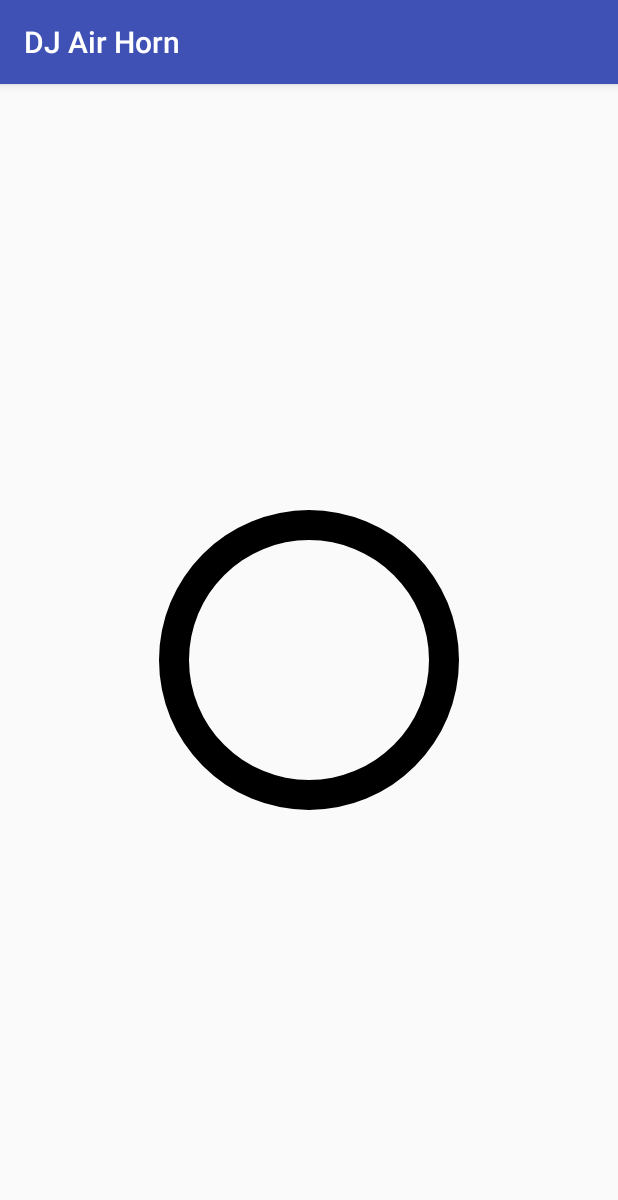
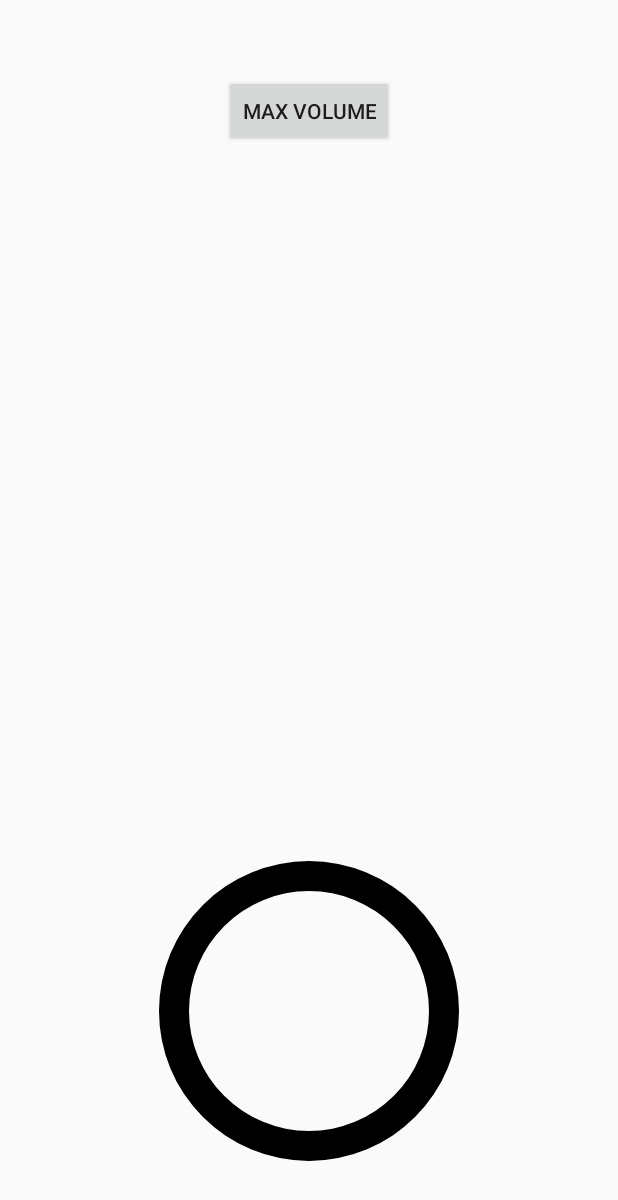
Before and after one commit to MukeshKumarBagariya/dj-air-horn, an Android app: the screen it shows after launch (MainActivity), on a phone screen of 412 x 824 dp. Shown: the top 1200 px of the screen. Run offline under Robolectric (Android 15) with nearby library versions, the phone set to English and light mode, and no system bars.

Commit message:
Fixing the crashing bug by disposing of the sound pool and recreating it on Pause Resume etc etc

```diff
--- a/app/build.gradle
+++ b/app/build.gradle
@@ -5,10 +5,10 @@ android {
     buildToolsVersion "25.0.2"
     defaultConfig {
         applicationId "com.francisauwerda.djairhorn"
-        minSdkVersion 19
+        minSdkVersion 21
         targetSdkVersion 26
-        versionCode 1
-        versionName "1.0"
+        versionCode 2
+        versionName "2.0"
         testInstrumentationRunner "android.support.test.runner.AndroidJUnitRunner"
     }
     buildTypes {
--- a/app/src/main/AndroidManifest.xml
+++ b/app/src/main/AndroidManifest.xml
@@ -4,11 +4,11 @@
 
     <application
         android:allowBackup="true"
-        android:icon="@mipmap/ic_launcher"
+        android:icon="@mipmap/dj_launcher"
         android:label="@string/app_name"
-        android:roundIcon="@mipmap/ic_launcher_round"
+        android:roundIcon="@mipmap/dj_launcher"
         android:supportsRtl="true"
-        android:theme="@style/AppTheme">
+        android:theme="@style/Theme.AppCompat.DayNight.NoActionBar">
         <activity android:name=".MainActivity">
             <intent-filter>
                 <action android:name="android.intent.action.MAIN" />
--- a/app/src/main/java/com/francisauwerda/djairhorn/MainActivity.java
+++ b/app/src/main/java/com/francisauwerda/djairhorn/MainActivity.java
@@ -1,13 +1,152 @@
 package com.francisauwerda.djairhorn;
 
-import android.support.v7.app.AppCompatActivity;
+import android.app.Activity;
+import android.media.AudioManager;
+import android.media.SoundPool;
 import android.os.Bundle;
+import android.util.Log;
+import android.view.MotionEvent;
+import android.view.View;
+import android.view.animation.AlphaAnimation;
+import android.view.animation.Animation;
+import android.widget.Button;
+import android.widget.ImageView;
 
-public class MainActivity extends AppCompatActivity {
+public class MainActivity extends Activity implements View.OnTouchListener {
+    private SoundPool soundPool;
+    private int soundID;
+    boolean loaded = false;
+    private Button mButtonMaxVolume;
+    private ImageView mIv1;
+    private Button mSirenButton;
 
     @Override
     protected void onCreate(Bundle savedInstanceState) {
         super.onCreate(savedInstanceState);
         setContentView(R.layout.activity_main);
+
+        mIv1 = (ImageView) findViewById(R.id.iv_1);
+        mSirenButton = (Button) findViewById(R.id.siren_button);
+        mButtonMaxVolume = (Button) findViewById(R.id.bt_max_volume);
+        setUpMaxVolumeButton();
+
+        View view = findViewById(R.id.siren_button);
+        view.setOnTouchListener(this);
+        this.setVolumeControlStream(AudioManager.STREAM_MUSIC);
+
+        buildSoundPool();
     }
+
+    private void buildSoundPool() {
+        if (soundPool == null) {
+            soundPool = new SoundPool.Builder().build();
+            soundPool.setOnLoadCompleteListener(new SoundPool.OnLoadCompleteListener() {
+                @Override
+                public void onLoadComplete(SoundPool soundPool, int sampleId, int status) {
+                    loaded = true;
+                }
+            });
+            soundID = soundPool.load(this, R.raw.dj_air_horn_multiple, 1);
+        }
+    }
+
+    private void destroySoundPool() {
+        soundPool.release();
+        soundPool = null;
+    }
+
+    @Override
+    public boolean onTouch(View view, MotionEvent motionEvent) {
+        if (motionEvent.getAction() == MotionEvent.ACTION_DOWN) {
+            AudioManager audioManager = (AudioManager) getSystemService(AUDIO_SERVICE);
+
+            float actualVolume = (float) audioManager.getStreamVolume(AudioManager.STREAM_MUSIC);
+            float maxVolume = (float) audioManager.getStreamMaxVolume(AudioManager.STREAM_MUSIC);
+            float volume = actualVolume / maxVolume;
+
+            if (loaded) {
+                soundPool.play(soundID, volume, volume, 1, 0, 1f);
+                Log.v("Sound", "Sound played");
+                flickTheLights();
+            }
+
+        }
+        return false;
+    }
+
+    @Override
+    protected void onPause() {
+        super.onPause();
+        destroySoundPool();
+    }
+
+    @Override
+    protected void onResume() {
+        super.onResume();
+        buildSoundPool();
+    }
+
+    @Override
+    protected void onStart() {
+        super.onStart();
+        buildSoundPool();
+    }
+
+    private void flickTheLights() {
+        mSirenButton.setVisibility(View.GONE);
+        mButtonMaxVolume.setVisibility(View.GONE);
+        mIv1.setVisibility(View.VISIBLE);
+
+        // Create the animation that flickers.
+        Animation anim = new AlphaAnimation(0.0f, 1.0f);
+        anim.setDuration(50); //You can manage the time of the blink with this parameter
+        anim.setStartOffset(20);
+        anim.setRepeatMode(Animation.REVERSE);
+        anim.setRepeatCount(30);
+
+        mIv1.startAnimation(anim);
+
+        anim.setAnimationListener(new Animation.AnimationListener() {
+            @Override
+            public void onAnimationStart(Animation animation) {
+
+            }
+
+            @Override
+            public void onAnimationEnd(Animation animation) {
+                mSirenButton.setVisibility(View.VISIBLE);
+                mButtonMaxVolume.setVisibility(View.VISIBLE);
+                mIv1.setVisibility(View.GONE);
+            }
+
+            @Override
+            public void onAnimationRepeat(Animation animation) {
+
+            }
+        });
+    }
+
+    /**
+     * Sets the devices volume to MAX.
+     */
+    public void setMaxVolume() {
+        AudioManager audioManager = (AudioManager) getSystemService(AUDIO_SERVICE);
+        audioManager.setStreamVolume(AudioManager.STREAM_MUSIC,
+                audioManager.getStreamMaxVolume(AudioManager.STREAM_MUSIC), 0);
+        Log.v("Volume", "Volume has been set to MAX");
+    }
+
+    /**
+     * Sets up the max volume button.
+     */
+    private void setUpMaxVolumeButton() {
+        mButtonMaxVolume.setOnClickListener(new View.OnClickListener() {
+            @Override
+            public void onClick(View view) {
+                setMaxVolume();
+            }
+        });
+    }
+
+
 }
--- a/app/src/main/res/layout/activity_main.xml
+++ b/app/src/main/res/layout/activity_main.xml
@@ -1,20 +1,36 @@
 <?xml version="1.0" encoding="utf-8"?>
-<android.support.constraint.ConstraintLayout xmlns:android="http://schemas.android.com/apk/res/android"
+<RelativeLayout xmlns:android="http://schemas.android.com/apk/res/android"
     xmlns:app="http://schemas.android.com/apk/res-auto"
     xmlns:tools="http://schemas.android.com/tools"
     android:layout_width="match_parent"
     android:layout_height="match_parent"
-    tools:context="com.francisauwerda.djairhorn.MainActivity">
+    tools:context="com.francisauwerda.djairhorn.MainActivity"
+    android:orientation="vertical">
+
+    <Button
+        android:id="@+id/bt_max_volume"
+        android:layout_width="wrap_content"
+        android:layout_height="wrap_content"
+        android:text="@string/bt_max_volume"
+        android:layout_alignParentTop="true"
+        android:layout_centerInParent="true"
+        android:layout_marginTop="50dp" />
 
     <Button
         android:id="@+id/siren_button"
         android:layout_width="wrap_content"
         android:layout_height="wrap_content"
+        android:layout_gravity="center"
         android:background="@drawable/siren_button"
-        app:layout_constraintBottom_toBottomOf="parent"
-        app:layout_constraintHorizontal_bias="0.5"
-        app:layout_constraintLeft_toLeftOf="parent"
-        app:layout_constraintRight_toRightOf="parent"
-        app:layout_constraintTop_toTopOf="parent" />
+        android:layout_alignParentBottom="true"
+        android:layout_marginBottom="50dp"
+        android:layout_centerInParent="true"/>
 
-</android.support.constraint.ConstraintLayout>
+    <ImageView
+        android:id="@+id/iv_1"
+        android:layout_width="match_parent"
+        android:layout_height="match_parent"
+        android:src="@color/colorAccent"
+        android:visibility="gone" />
+
+</RelativeLayout>
--- a/app/src/main/res/values/colors.xml
+++ b/app/src/main/res/values/colors.xml
@@ -3,4 +3,5 @@
     <color name="colorPrimary">#3F51B5</color>
     <color name="colorPrimaryDark">#303F9F</color>
     <color name="colorAccent">#FF4081</color>
+    <color name="colorStatusBar">#FFFFFF</color>
 </resources>
--- a/app/src/main/res/values/strings.xml
+++ b/app/src/main/res/values/strings.xml
@@ -1,3 +1,4 @@
 <resources>
     <string name="app_name">DJ Air Horn</string>
+    <string name="bt_max_volume">max volume</string>
 </resources>
--- a/app/src/main/res/values/styles.xml
+++ b/app/src/main/res/values/styles.xml
@@ -1,11 +1,13 @@
 <resources>
 
     <!-- Base application theme. -->
-    <style name="AppTheme" parent="Theme.AppCompat.Light.DarkActionBar">
+    <style name="Theme.AppCompat.DayNight.NoActionBar" parent="Theme.AppCompat.Light.DarkActionBar">
         <!-- Customize your theme here. -->
         <item name="colorPrimary">@color/colorPrimary</item>
-        <item name="colorPrimaryDark">@color/colorPrimaryDark</item>
+        <item name="colorPrimaryDark">@color/colorStatusBar</item>
         <item name="colorAccent">@color/colorAccent</item>
+        <item name="android:windowFullscreen">false</item>
+        <item name="android:windowTranslucentStatus">true</item>
     </style>
 
 </resources>
```
Also changed, not shown: app/src/main/res/mipmap-hdpi/dj_launcher.png (added), app/src/main/res/mipmap-mdpi/dj_launcher.png (added), app/src/main/res/mipmap-xhdpi/dj_launcher.png (added), app/src/main/res/mipmap-xxhdpi/dj_launcher.png (added), app/src/main/res/mipmap-xxxhdpi/dj_launcher.png (added), 3 other files.
